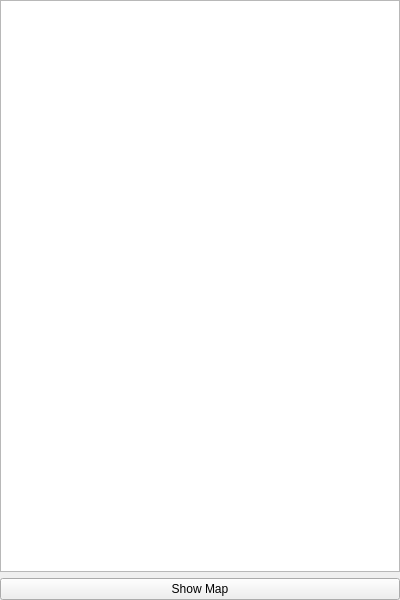
MTgeophysics/mtpy, file mtpy/gui/SmartMT/ui_asset/station_viewer.ui: the form before one commit.
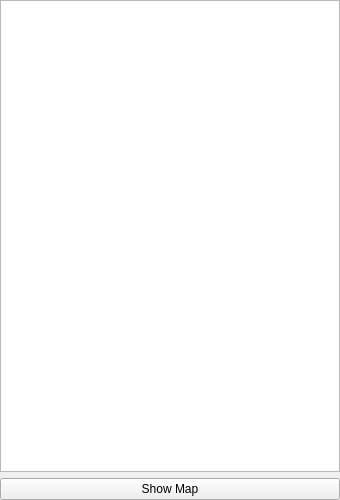
The form after the commit.

```diff
--- a/mtpy/gui/SmartMT/ui_asset/station_viewer.ui
+++ b/mtpy/gui/SmartMT/ui_asset/station_viewer.ui
@@ -6,8 +6,8 @@
    <rect>
     <x>0</x>
     <y>0</y>
-    <width>400</width>
-    <height>600</height>
+    <width>340</width>
+    <height>500</height>
    </rect>
   </property>
   <property name="focusPolicy">
```
